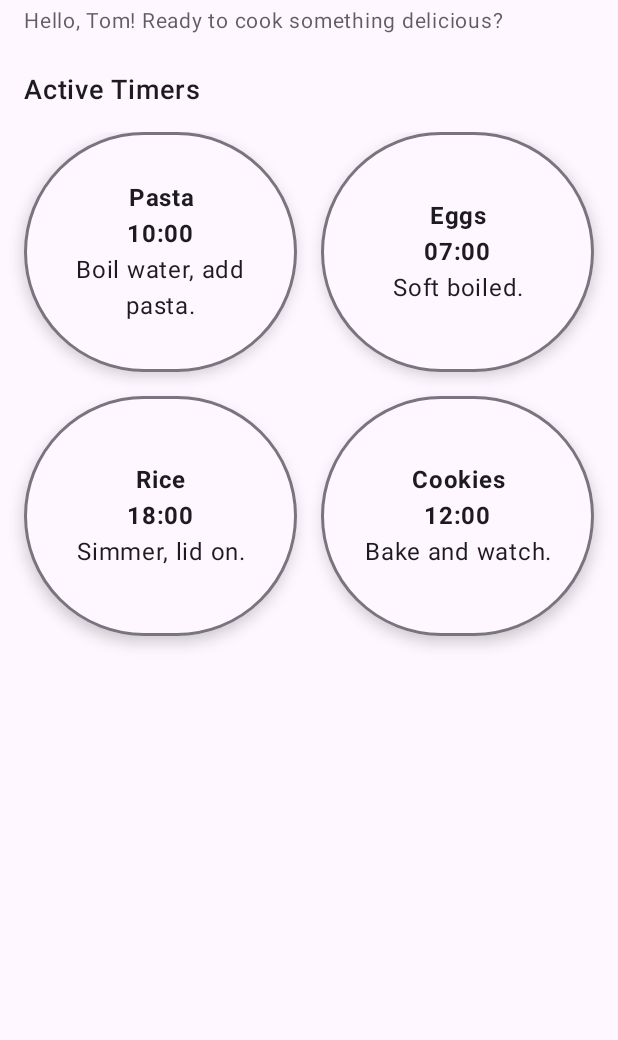
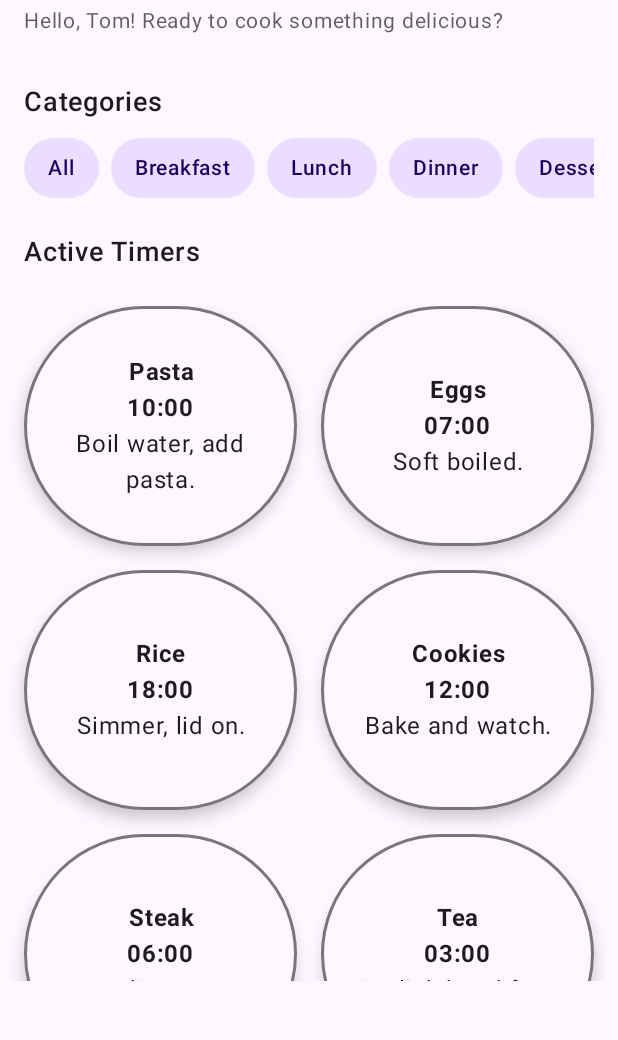
Before and after one commit to Tomaaa87/MobileProgramming, an Android app built with Jetpack Compose: the composable DashboardScreen shown on its own in the app's theme, on a phone screen of 412 x 824 dp, the part 81-1121 px from its top. Run offline under Robolectric (Android 15) with nearby library versions, the phone set to English and light mode, and no system bars.

Commit message:
lazy column itd...

```diff
--- a/app/src/main/java/com/example/cookingtimer/MainActivity.kt
+++ b/app/src/main/java/com/example/cookingtimer/MainActivity.kt
@@ -56,6 +56,6 @@ fun Greeting(name: String, modifier: Modifier = Modifier) {
 @Composable
 fun GreetingPreview() {
     CookingtimerTheme {
-        RegisterScreen()
+        DashboardScreen()
     }
 }
--- a/app/src/main/java/com/example/cookingtimer/presentation/ui/screens/DashboardScreen.kt
+++ b/app/src/main/java/com/example/cookingtimer/presentation/ui/screens/DashboardScreen.kt
@@ -1,15 +1,27 @@
 package com.example.cookingtimer.presentation.ui.screens
 
 import androidx.compose.foundation.background
+import androidx.compose.foundation.layout.Arrangement
+import androidx.compose.foundation.layout.Box
 import androidx.compose.foundation.layout.Column
+import androidx.compose.foundation.layout.PaddingValues
 import androidx.compose.foundation.layout.Spacer
 import androidx.compose.foundation.layout.fillMaxSize
+import androidx.compose.foundation.layout.fillMaxWidth
 import androidx.compose.foundation.layout.height
 import androidx.compose.foundation.layout.padding
+import androidx.compose.foundation.lazy.LazyColumn
+import androidx.compose.foundation.lazy.LazyRow
+import androidx.compose.foundation.lazy.items
+import androidx.compose.foundation.shape.RoundedCornerShape
+import androidx.compose.material3.Card
+import androidx.compose.material3.CardDefaults
 import androidx.compose.material3.MaterialTheme
 import androidx.compose.material3.Text
 import androidx.compose.runtime.Composable
+import androidx.compose.ui.Alignment
 import androidx.compose.ui.Modifier
+import androidx.compose.ui.draw.clip
 import androidx.compose.ui.text.font.FontWeight
 import androidx.compose.ui.unit.dp
 import androidx.compose.ui.unit.sp
@@ -19,33 +31,84 @@ import com.example.cookingtimer.presentation.ui.components.TimerItem
 
 @Composable
 fun DashboardScreen() {
+    val categories = listOf("All", "Breakfast", "Lunch", "Dinner", "Dessert", "Quick Snacking")
+
     val activeTimers = listOf(
         TimerItem("Pasta", "10:00", "Boil water, add pasta."),
         TimerItem("Eggs", "07:00", "Soft boiled."),
         TimerItem("Rice", "18:00", "Simmer, lid on."),
-        TimerItem("Cookies", "12:00", "Bake and watch.")
+        TimerItem("Cookies", "12:00", "Bake and watch."),
+        TimerItem("Steak", "06:00", "Medium rare."),
+        TimerItem("Tea", "03:00", "English breakfast.")
     )
 
-    Column(
+    LazyColumn(
         modifier = Modifier
             .fillMaxSize()
             .background(MaterialTheme.colorScheme.background)
-            .padding(16.dp)
+            .padding(16.dp),
+        verticalArrangement = Arrangement.spacedBy(8.dp)
     ) {
+        item {
             ScreenHeader(
                 title = "Cooking Timer",
                 subtitle = "Hello, Tom! Ready to cook something delicious?"
             )
+        }
 
+        item {
+            Text(
+                text = "Categories",
+                fontSize = 18.sp,
+                fontWeight = FontWeight.SemiBold,
+                color = MaterialTheme.colorScheme.onBackground,
+                modifier = Modifier.padding(bottom = 12.dp)
+            )
+
+            LazyRow(
+                horizontalArrangement = Arrangement.spacedBy(8.dp),
+                contentPadding = PaddingValues(bottom = 16.dp),
+                modifier = Modifier.fillMaxWidth()
+            ) {
+                items(categories) { category ->
+                    CategoryChip(category)
+                }
+            }
+        }
+
+        item {
             Text(
                 text = "Active Timers",
                 fontSize = 18.sp,
                 fontWeight = FontWeight.SemiBold,
                 color = MaterialTheme.colorScheme.onBackground
             )
+            Spacer(modifier = Modifier.height(16.dp))
+        }
 
-        Spacer(modifier = Modifier.height(16.dp))
-
-        TimerGrid(timers = activeTimers)
+        item {
+            TimerGrid(
+                timers = activeTimers,
+                modifier = Modifier.height(450.dp)
+            )
         }
     }
+}
+
+@Composable
+private fun CategoryChip(name: String) {
+    Card(
+        shape = RoundedCornerShape(20.dp),
+        colors = CardDefaults.cardColors(
+            containerColor = MaterialTheme.colorScheme.primaryContainer,
+            contentColor = MaterialTheme.colorScheme.onPrimaryContainer
+        )
+    ) {
+        Box(
+            modifier = Modifier.padding(horizontal = 16.dp, vertical = 8.dp),
+            contentAlignment = Alignment.Center
+        ) {
+            Text(text = name, fontSize = 14.sp, fontWeight = FontWeight.Medium)
+        }
+    }
+}
```
Lines whose indentation alone changed are shown as unchanged.
